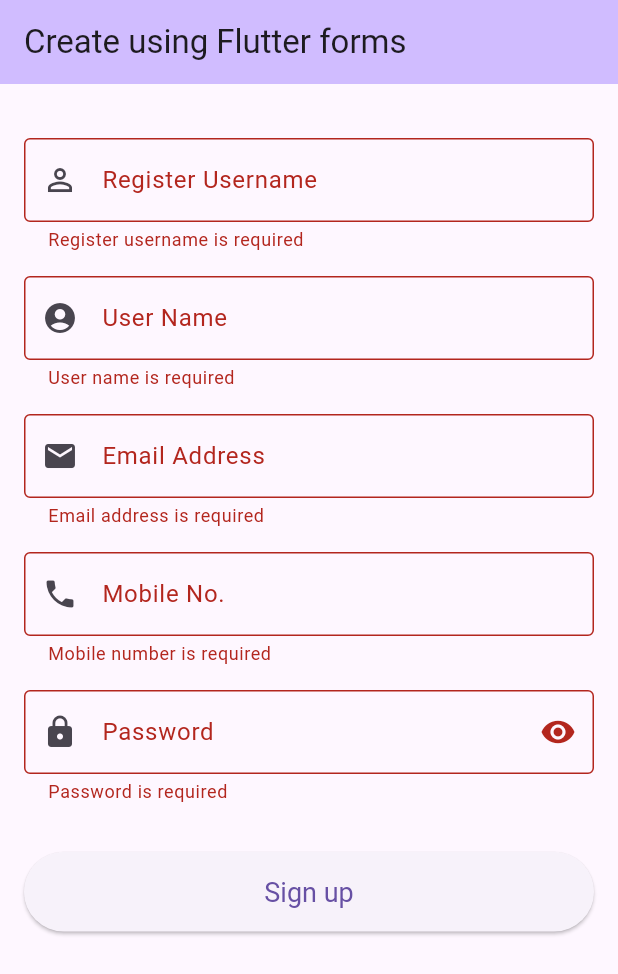
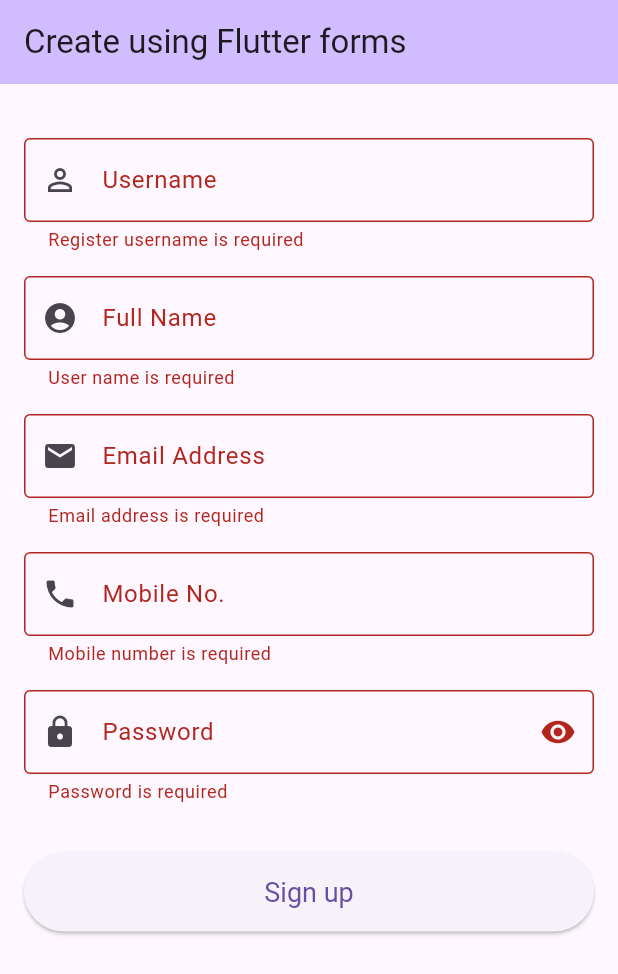
Before and after one commit to Neil-urk12/mobile-programming, a Flutter app: the screen it shows after launch, after a tap on "Sign up", on a phone screen of 412 x 824 dp. Shown: the top 974 px of the screen. Run offline on Flutter 3.47's test engine with Material 3 defaults, Android fonts, the phone set to English and light mode, and no system bars.

Commit message:
refactor: update form validation and labels in registration form
- chnage username validation from 3 to 6 chars
- reset form validation properly after successful registration

```diff
--- a/lib/main.dart
+++ b/lib/main.dart
@@ -46,7 +46,7 @@
       return 'Register username is required';
     }
     if (!RegExp(_usernamePattern).hasMatch(value)) {
-      return 'Username must be 3-20 characters, alphanumeric/underscore/hyphen only';
+      return 'Username must be 6-20 characters, alphanumeric/underscore/hyphen only';
     }
     return null;
   }
@@ -118,6 +118,9 @@
       _emailController.clear();
       _mobileController.clear();
       _passwordController.clear();
+
+      // Reset form validation state to clear any error messages
+      _formKey.currentState!.reset();
     }
   }
 
@@ -151,7 +154,7 @@
               TextFormField(
                 controller: _registerUsernameController,
                 decoration: const InputDecoration(
-                  labelText: 'Register Username',
+                  labelText: 'Username',
                   hintText: 'Enter your username',
                   prefixIcon: Icon(Icons.person_outline),
                   border: OutlineInputBorder(),
@@ -166,7 +169,7 @@
               TextFormField(
                 controller: _userNameController,
                 decoration: const InputDecoration(
-                  labelText: 'User Name',
+                  labelText: 'Full Name',
                   hintText: 'Enter your full name',
                   prefixIcon: Icon(Icons.account_circle),
                   border: OutlineInputBorder(),
```
